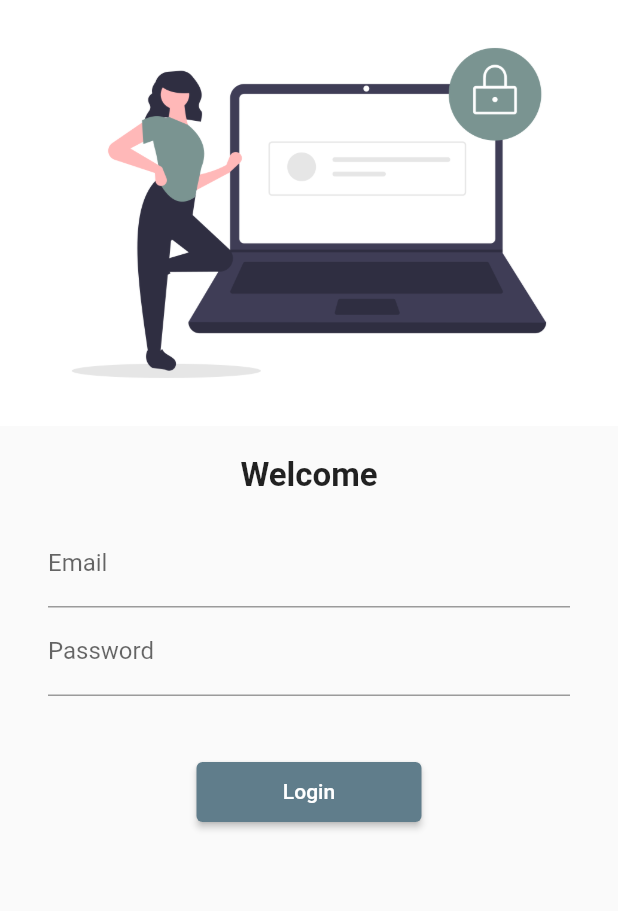
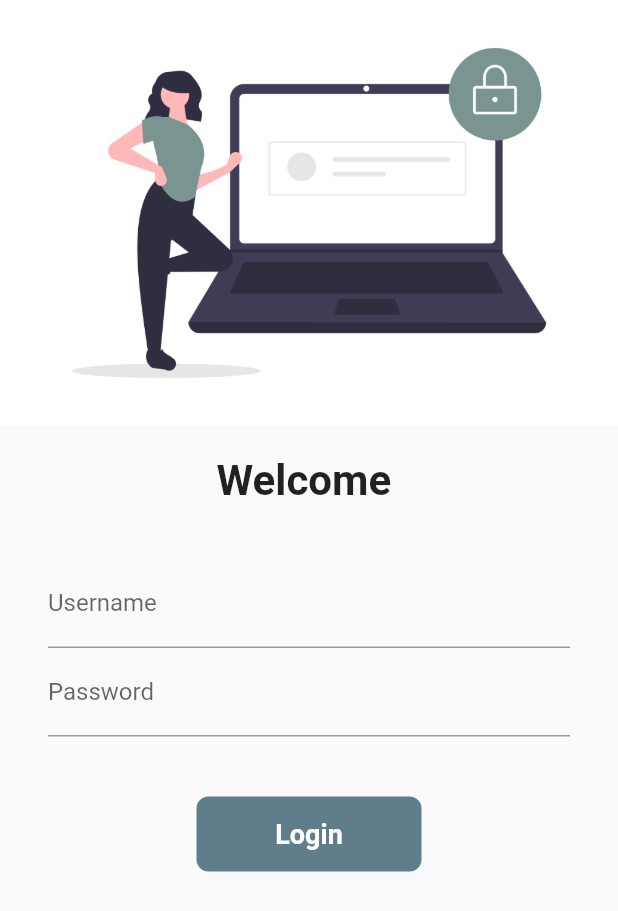
Before and after one commit to Sangro1/Flutter-Shopify, a Flutter app: the screen it shows after launch, on a phone screen of 412 x 824 dp. Shown: the top 911 px of the screen. Run offline on Flutter 3.47's test engine with Material 2 defaults, Android fonts, the phone set to English and light mode, and no system bars; our stand-ins replace google_fonts.

Commit message:
'third day'

```diff
--- /dev/null
+++ b/lib/alert.dart
@@ -0,0 +1,5 @@
+
+class AlertDialog {
+ //static String alertPopup = ;
+
+}
--- a/lib/pages/login_page.dart
+++ b/lib/pages/login_page.dart
@@ -1,10 +1,16 @@
 import 'package:example1/uti/routes.dart';
 import 'package:flutter/material.dart';
-import 'package:google_fonts/google_fonts.dart';
 
-class LoginPage extends StatelessWidget {
+class LoginPage extends StatefulWidget {
   const LoginPage({Key? key}) : super(key: key);
 
+  @override
+  State<LoginPage> createState() => _LoginPageState();
+}
+
+class _LoginPageState extends State<LoginPage> {
+  String name = "" ;
+  bool changeButton = false;
   @override
   Widget build(BuildContext context) {
     return Material(
@@ -12,41 +18,83 @@ class LoginPage extends StatelessWidget {
         children: [
           Image.asset("assets/images/login_img.png",
             fit: BoxFit.cover,
-          ),SizedBox(height: 20,),
-          Text("Welcome",
+          ),SizedBox(
+            height: 20,),
+          Text(
+            "Welcome $name",
             style: TextStyle(
-              fontSize: 22,
+              fontSize: 28,
              fontWeight:FontWeight.bold,
             ),
-          ),
+          ),SizedBox(
+            height: 20.0,),
           Padding(
             padding: const EdgeInsets.symmetric(vertical: 16.0,horizontal: 32.0),
             child: Column(
               children: [
                 TextFormField(
                   decoration: InputDecoration(
-                    hintText: "Enter user name",labelText: "Email",
+                    hintText: "Enter username",
+                    labelText: "Username",
                   ),
+                  onChanged:(value){
+                        name = value;
+                        //call setSate because we reload this StatefulWidget again
+                    setState((){});
+                },
                 ),
+
                 TextFormField(
                   obscureText: true,
                   decoration: InputDecoration(
-                    hintText: "Enter your password ",labelText: "Password",
+                    hintText: "Enter password ",labelText: "Password",
                   ),
                 ),
                 SizedBox(
                   height: 40.0,
                 ),
-                ElevatedButton(
-                  child:Text('Login'),
-                  style: TextButton.styleFrom(minimumSize: Size(150, 40)),
-                  onPressed: (){
-                  // old type --Navigator.pushNamed(context, '/');
-                    //new
-                    Navigator.pushNamed(context,  MyRoutes.homeRoute);
+                //Animation Widget for login button
+                InkWell(
+                  onTap: () async {
+                    setState((){
+                      changeButton = true;
+                    });
+                    await Future.delayed(Duration(seconds: 1));
+                    Navigator.pushNamed(context,MyRoutes.homeRoute);
                   },
+                  child: AnimatedContainer(
+                    duration: Duration(seconds: 1),
+                    width: changeButton? 50: 150,
+                    height: 50,
+                    alignment: Alignment.center,
+                    child: changeButton? Icon(Icons.done,
+                    color: Colors.white,
+                    ): Text('Login',
+                      style: TextStyle(
+                        color: Colors.white, fontWeight: FontWeight.bold, fontSize: 18,
+                      ),
+                    ),
+                    decoration: BoxDecoration(
+                      color: Colors.blueGrey,
+                        //button logic
+                       // shape: changeButton? BoxShape.circle: BoxShape.rectangle,
+                        borderRadius:
+                        BorderRadius.circular(changeButton? 50: 8)
+                    ),
+                  ),
+                ),
 
-                ),
+
+
+                // ElevatedButton(
+                //   child:Text('Login'),
+                //   style: TextButton.styleFrom(minimumSize: Size(150, 40)),
+                //   onPressed: (){
+                //   // old type --Navigator.pushNamed(context, '/');
+                //     //new
+                //     Navigator.pushNamed(context,MyRoutes.homeRoute);
+                //   },
+                // ),
 
               ],
             ),
--- a/lib/shop_by_category.dart
+++ b/lib/shop_by_category.dart
@@ -11,7 +11,6 @@ class ShopCate extends StatelessWidget {
         backgroundColor: Colors.blueGrey,
         elevation: 20,
         title:ClipRRect(
-          borderRadius: BorderRadius.circular(16),
           child: Container(
             padding: EdgeInsets.all(8),
             color: Colors.grey[300],
@@ -26,6 +25,7 @@ class ShopCate extends StatelessWidget {
               ],
             ),
           ),
+          borderRadius: BorderRadius.circular(16),
         ),
       ),
       body: ExploreGrid(),
```
Also changed, not shown: lib/main.dart (+14 -12 lines), lib/uti/routes.dart (+4 -5 lines).
